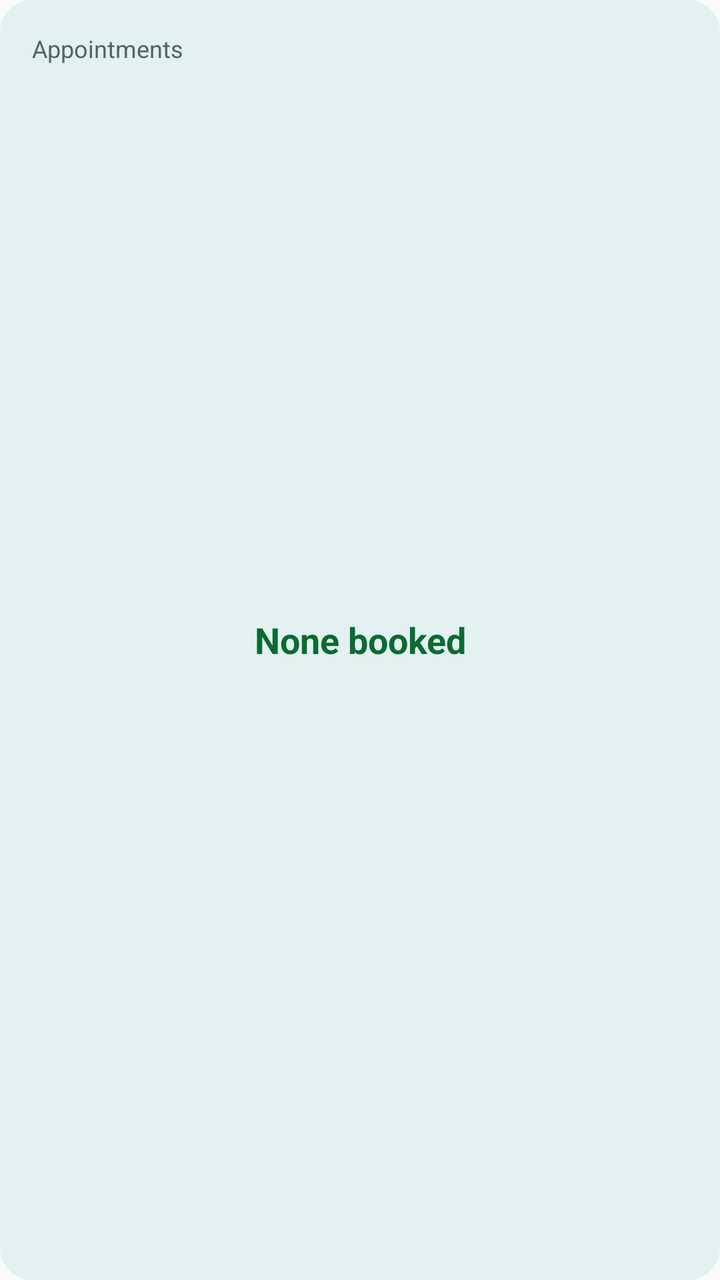
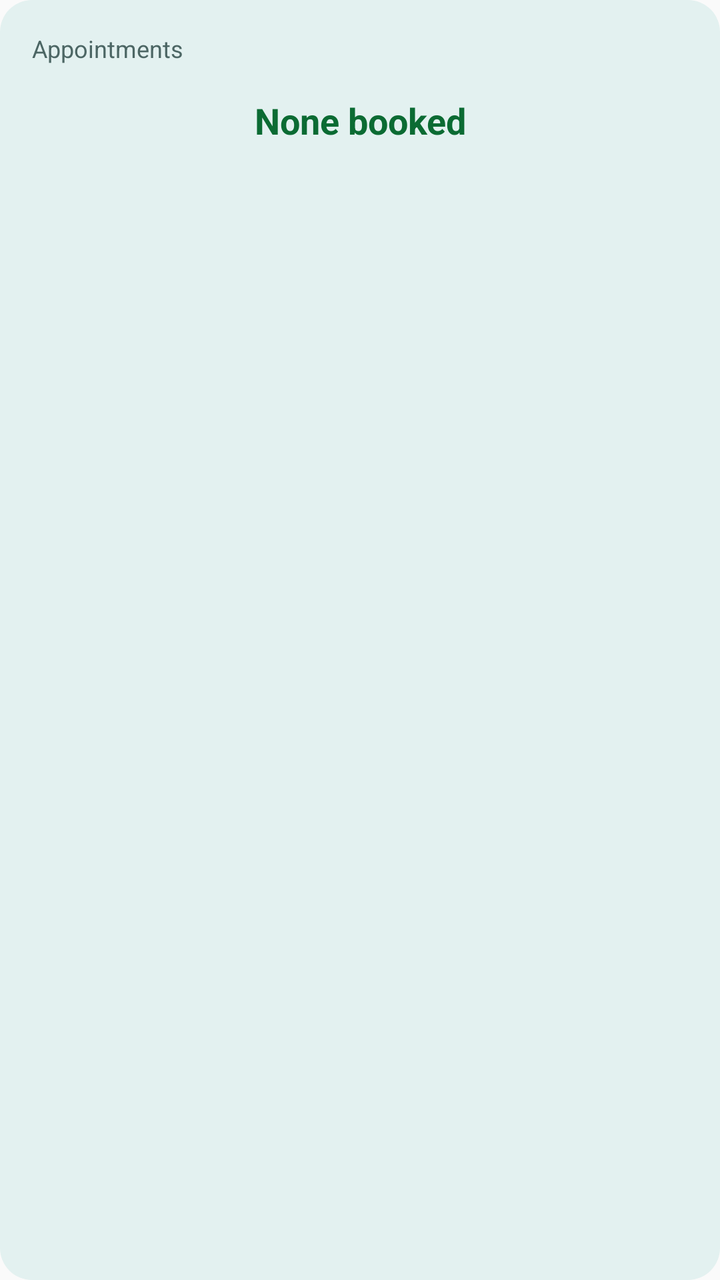

Compare the two renders of this Android layout. The source of the first and the diff that turns it into the second are given below.
<!-- AndroidManifest.xml: application theme AppTheme -->
<!-- res/layout/appointment_widget.xml -->
<?xml version="1.0" encoding="utf-8"?>
<FrameLayout xmlns:android="http://schemas.android.com/apk/res/android"
    android:id="@+id/widget_root"
    android:layout_width="match_parent"
    android:layout_height="match_parent"
    android:padding="16dp"
    android:background="@drawable/widget_background">

    
    <TextView
        android:id="@+id/widget_appt_title"
        android:layout_width="wrap_content"
        android:layout_height="wrap_content"
        android:layout_gravity="top|start"
        android:text="Appointments"
        android:textSize="12sp"
        android:textColor="@color/widget_text_muted"
        android:maxLines="2"
        android:ellipsize="end"
        android:breakStrategy="simple" />

    
    <TextView
        android:id="@+id/widget_appt_count"
        android:layout_width="match_parent"
        android:layout_height="wrap_content"
        android:layout_gravity="center"
        android:gravity="center"
        android:text="None booked"
        android:textSize="18sp"
        android:textColor="@color/widget_good"
        android:textStyle="bold"
        android:maxLines="2"
        android:ellipsize="end"
        android:breakStrategy="simple"
        android:autoSizeTextType="uniform"
        android:autoSizeMaxTextSize="18sp"
        android:autoSizeMinTextSize="12sp"
        android:autoSizeStepGranularity="1sp" />

    
    <TextView
        android:id="@+id/widget_next_appt"
        android:layout_width="match_parent"
        android:layout_height="wrap_content"
        android:layout_gravity="bottom|center_horizontal"
        android:gravity="center"
        android:layout_marginBottom="46dp"
        android:text=""
        android:textSize="12sp"
        android:textColor="@color/widget_text_primary"
        android:maxLines="2"
        android:ellipsize="end"
        android:breakStrategy="simple" />

    
    <TextView
        android:id="@+id/widget_appt_time"
        android:layout_width="match_parent"
        android:layout_height="wrap_content"
        android:layout_gravity="bottom|center_horizontal"
        android:gravity="center"
        android:layout_marginBottom="28dp"
        android:text=""
        android:textSize="14sp"
        android:textColor="@color/widget_text_primary"
        android:maxLines="1"
        android:ellipsize="end"
        android:breakStrategy="simple" />

    <TextView
        android:id="@+id/widget_appt_location"
        android:layout_width="match_parent"
        android:layout_height="wrap_content"
        android:layout_gravity="bottom|center_horizontal"
        android:gravity="center"
        android:text=""
        android:textSize="12sp"
        android:textColor="@color/widget_text_muted"
        android:maxLines="1"
        android:ellipsize="end"
        android:breakStrategy="simple"
        android:clickable="false"
        android:focusable="false" />
</FrameLayout>
<!-- resources referenced by this layout -->
<resources>
  <color name="widget_good">#0B6B33</color>
  <color name="widget_text_muted">#4C6664</color>
  <color name="widget_text_primary">#0C2E2D</color>
  <!-- drawable widget_background (drawable) -->
  <?xml version="1.0" encoding="utf-8"?>
  <shape xmlns:android="http://schemas.android.com/apk/res/android"
      android:shape="rectangle">
      <solid android:color="@color/widget_bg" />
      <corners android:radius="16dp" />
  </shape>
  <style name="AppTheme" parent="Theme.AppCompat.Light.DarkActionBar">
          
          <item name="colorPrimary">@color/colorPrimary</item>
          <item name="colorPrimaryDark">@color/colorPrimaryDark</item>
          <item name="colorAccent">@color/colorAccent</item>
          <item name="android:statusBarColor">@android:color/transparent</item>
          <item name="android:navigationBarColor">@android:color/transparent</item>
      </style>
  <color name="widget_bg">#E3F1F0</color>
</resources>

<!-- the commit's change to res/layout/appointment_widget.xml (unified diff, before → after) -->
@@ -24,14 +24,14 @@
         android:id="@+id/widget_appt_count"
         android:layout_width="match_parent"
         android:layout_height="wrap_content"
-        android:layout_gravity="center"
+        android:layout_gravity="top|center_horizontal"
+        android:layout_marginTop="32dp"
         android:gravity="center"
         android:text="None booked"
         android:textSize="18sp"
         android:textColor="@color/widget_good"
         android:textStyle="bold"
-        android:maxLines="2"
-        android:ellipsize="end"
+        android:maxLines="1"
         android:breakStrategy="simple"
         android:autoSizeTextType="uniform"
         android:autoSizeMaxTextSize="18sp"
